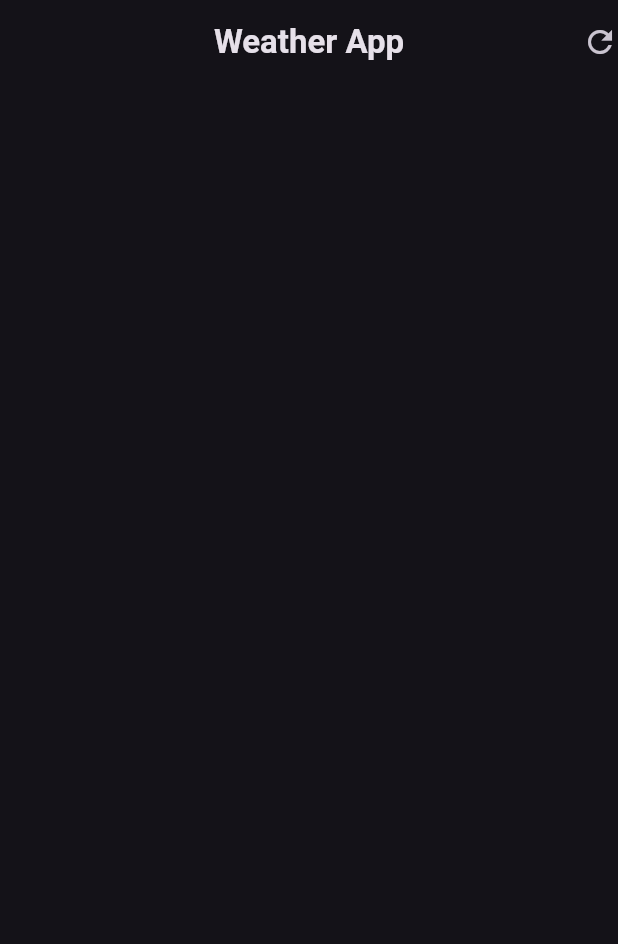
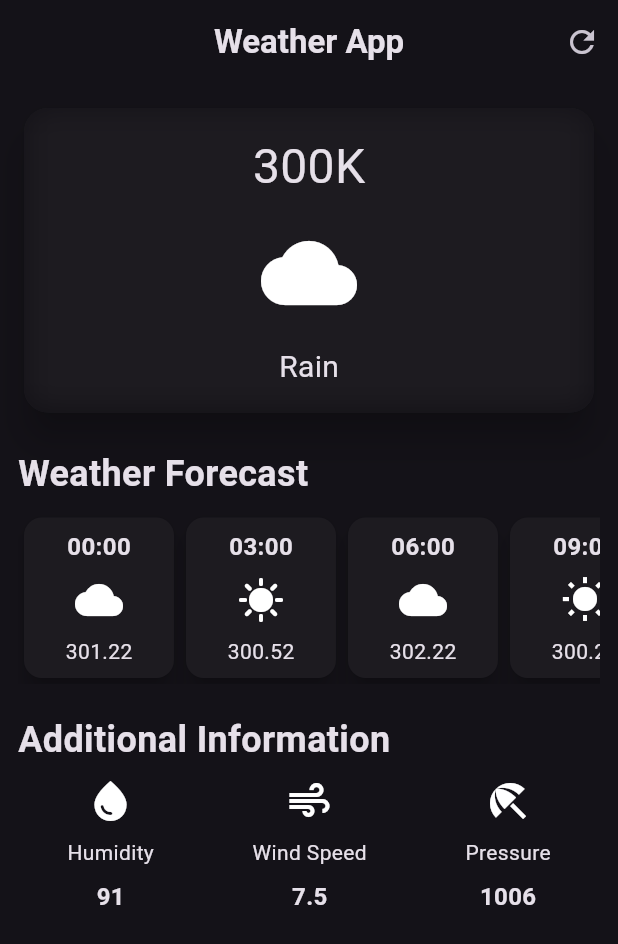
Before and after one commit to bravol/flutter_weather_app, a Flutter app: the screen it shows after launch, on a phone screen of 412 x 824 dp. Shown: the top 944 px of the screen. Run offline on Flutter 3.47's test engine with Material 3 defaults, Android fonts, the phone set to English and light mode, and no system bars.

Commit message:
we are done with the best UI of the app

```diff
--- /dev/null
+++ b/lib/additonal_info_item.dart
@@ -0,0 +1,40 @@
+import 'package:flutter/material.dart';
+
+class AdditionalInfoItem extends StatelessWidget {
+  const AdditionalInfoItem({
+    super.key,
+    required this.icon,
+    required this.label,
+    required this.value,
+  });
+
+  final IconData icon;
+  final String label;
+  final String value;
+
+  @override
+  Widget build(BuildContext context) {
+    return Column(
+      children: [
+        Icon(
+          icon,
+          size: 32,
+        ),
+        const SizedBox(
+          height: 8,
+        ),
+        Text(label),
+        const SizedBox(
+          height: 8,
+        ),
+        Text(
+          value,
+          style: const TextStyle(
+            fontSize: 16,
+            fontWeight: FontWeight.bold,
+          ),
+        ),
+      ],
+    );
+  }
+}
--- /dev/null
+++ b/lib/hourly_focused.dart
@@ -0,0 +1,49 @@
+import 'package:flutter/material.dart';
+
+class HourlyFocusedItem extends StatelessWidget {
+  const HourlyFocusedItem(
+      {super.key,
+      required this.time,
+      required this.temperature,
+      required this.icon});
+
+  final String time;
+  final String temperature;
+  final IconData icon;
+
+  @override
+  Widget build(BuildContext context) {
+    return Card(
+      elevation: 6,
+      child: Container(
+        width: 100,
+        padding: const EdgeInsets.all(8),
+        decoration: BoxDecoration(borderRadius: BorderRadius.circular(12)),
+        child: Column(
+          children: [
+            Text(
+              time,
+              style: const TextStyle(
+                fontSize: 16,
+                fontWeight: FontWeight.bold,
+              ),
+            ),
+            const SizedBox(
+              height: 8,
+            ),
+            Icon(
+              icon,
+              size: 32,
+            ),
+            const SizedBox(
+              height: 8,
+            ),
+            Text(
+              temperature,
+            )
+          ],
+        ),
+      ),
+    );
+  }
+}
--- a/lib/weather_screen.dart
+++ b/lib/weather_screen.dart
@@ -1,4 +1,8 @@
+import 'dart:ui';
+
 import 'package:flutter/material.dart';
+import 'package:flutter_weather_app/additonal_info_item.dart';
+import 'package:flutter_weather_app/hourly_focused.dart';
 
 class WeatherScreen extends StatelessWidget {
   const WeatherScreen({super.key});
@@ -12,7 +16,115 @@ class WeatherScreen extends StatelessWidget {
           style: TextStyle(fontWeight: FontWeight.bold),
         ),
         centerTitle: true,
-        actions: const [Icon(Icons.refresh)],
+        actions: [
+          IconButton(
+            onPressed: () {},
+            icon: const Icon(Icons.refresh),
+          )
+        ],
+      ),
+      body: Padding(
+        padding: const EdgeInsets.all(12.0),
+        child: Column(
+          crossAxisAlignment: CrossAxisAlignment.start,
+          children: [
+            //main card
+            SizedBox(
+              width: double.infinity,
+              child: Card(
+                  elevation: 10,
+                  shape: RoundedRectangleBorder(
+                      borderRadius: BorderRadius.circular(16)),
+                  child: ClipRRect(
+                    borderRadius: BorderRadius.circular(16),
+                    child: BackdropFilter(
+                      filter: ImageFilter.blur(sigmaX: 10, sigmaY: 10),
+                      child: const Padding(
+                        padding: EdgeInsets.all(16.0),
+                        child: Column(
+                          children: [
+                            Text(
+                              '300K',
+                              style: TextStyle(fontSize: 32),
+                            ),
+                            SizedBox(
+                              height: 16,
+                            ),
+                            Icon(
+                              Icons.cloud,
+                              size: 64,
+                            ),
+                            SizedBox(
+                              height: 16,
+                            ),
+                            Text(
+                              'Rain',
+                              style: TextStyle(fontSize: 20),
+                            ),
+                          ],
+                        ),
+                      ),
+                    ),
+                  )),
+            ),
+            const SizedBox(
+              height: 20,
+            ),
+
+            const Text(
+              'Weather Forecast',
+              style: TextStyle(fontSize: 24, fontWeight: FontWeight.bold),
+            ),
+            const SizedBox(
+              height: 8,
+            ),
+            const SingleChildScrollView(
+              scrollDirection: Axis.horizontal,
+              child: Row(
+                children: [
+                  //card
+                  HourlyFocusedItem(
+                      icon: Icons.cloud, temperature: '301.22', time: '00:00'),
+                  HourlyFocusedItem(
+                      icon: Icons.sunny, temperature: '300.52', time: '03:00'),
+                  HourlyFocusedItem(
+                      icon: Icons.cloud, temperature: '302.22', time: '06:00'),
+                  HourlyFocusedItem(
+                      icon: Icons.wb_sunny_sharp,
+                      temperature: '300.22',
+                      time: '09:00'),
+                  HourlyFocusedItem(
+                      icon: Icons.cloud, temperature: '304.12', time: '12:00'),
+                ],
+              ),
+            ),
+
+            const SizedBox(
+              height: 20,
+            ),
+            const Text(
+              'Additional Information',
+              style: TextStyle(fontSize: 24, fontWeight: FontWeight.bold),
+            ),
+            const SizedBox(
+              height: 8,
+            ),
+            const Row(
+              mainAxisAlignment: MainAxisAlignment.spaceAround,
+              children: [
+                AdditionalInfoItem(
+                    icon: Icons.water_drop, label: 'Humidity', value: '91'),
+                AdditionalInfoItem(
+                  icon: Icons.air,
+                  label: 'Wind Speed',
+                  value: '7.5',
+                ),
+                AdditionalInfoItem(
+                    icon: Icons.beach_access, label: 'Pressure', value: '1006'),
+              ],
+            )
+          ],
+        ),
       ),
     );
   }
```
